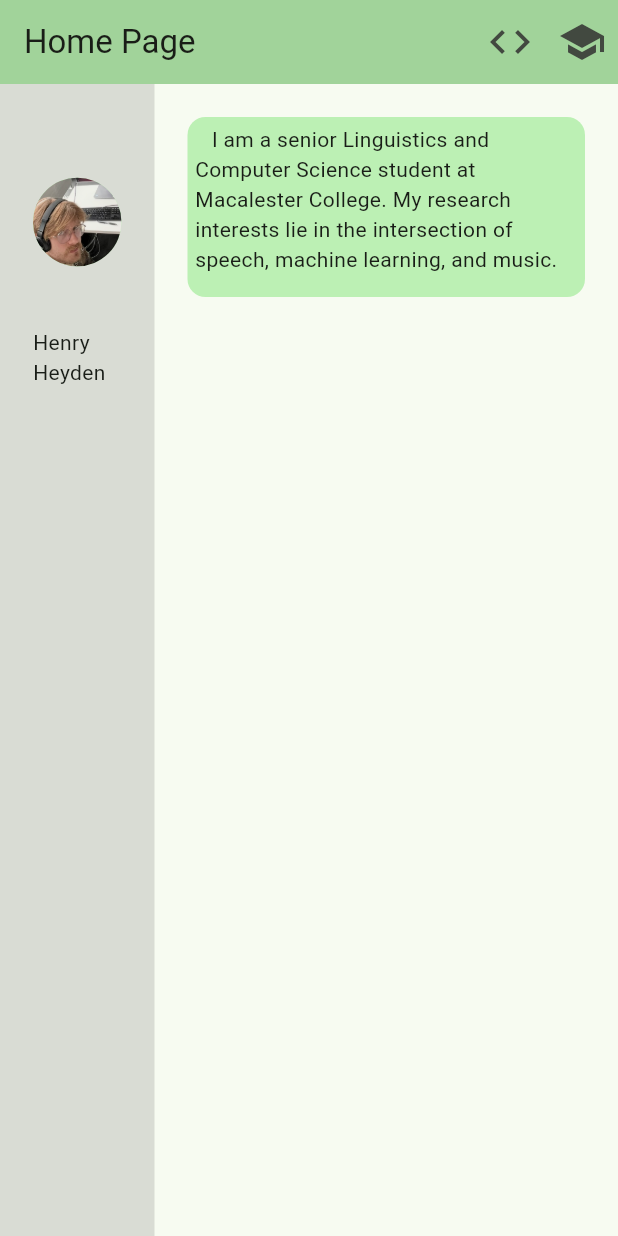
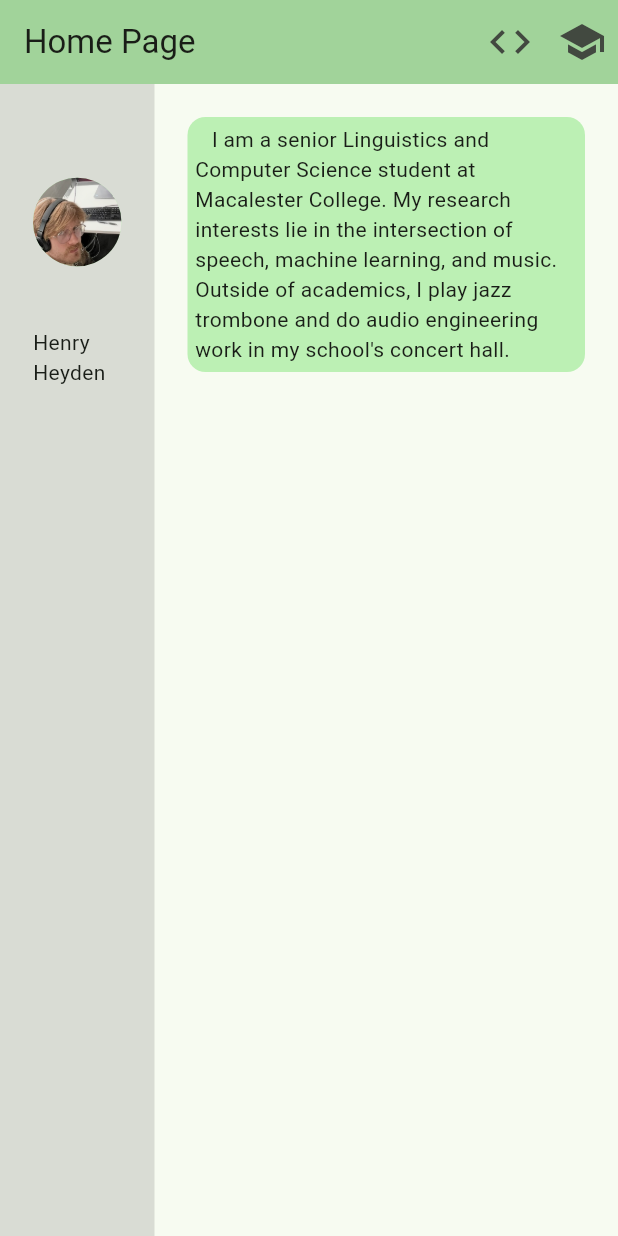
Before and after one commit to henry-h22/Personal-Website-Flutter, a Flutter app: the screen it shows after launch, on a phone screen of 412 x 824 dp. Run offline on Flutter 3.47's test engine with Material 3 defaults, Android fonts, the phone set to English and light mode, and no system bars.

Commit message:
flesh out bio card

```diff
--- a/lib/widgets/biocard.dart
+++ b/lib/widgets/biocard.dart
@@ -1,11 +1,10 @@
 import 'package:flutter/material.dart';
 
-const String bio = '   I am a senior Linguistics and Computer Science student at Macalester College. My research interests lie in the intersection of speech, machine learning, and music.';
+const String bio = '   I am a senior Linguistics and Computer Science student at Macalester College. My research interests lie in the intersection of speech, machine learning, and music. Outside of academics, I play jazz trombone and do audio engineering work in my school\'s concert hall.';
 
 Widget bioCard(BuildContext context) {
   return Row(children: <Widget>[Expanded(
     child: Container(
-      height: 120,
       padding: EdgeInsets.all(5.0),
       decoration: BoxDecoration(
         color: Theme.of(context).colorScheme.primaryContainer,
```
